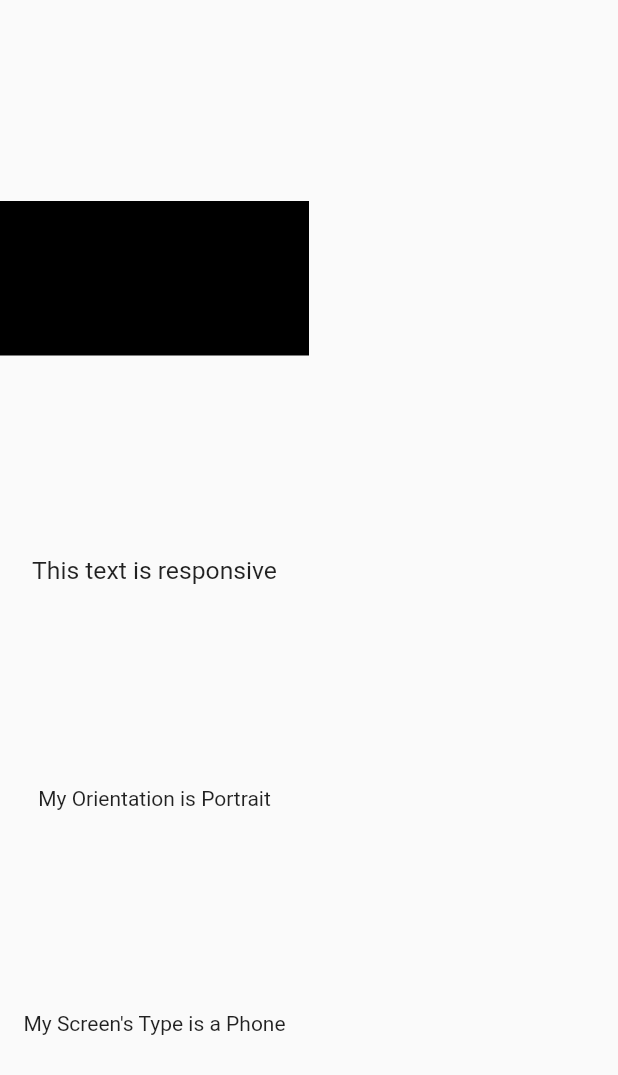
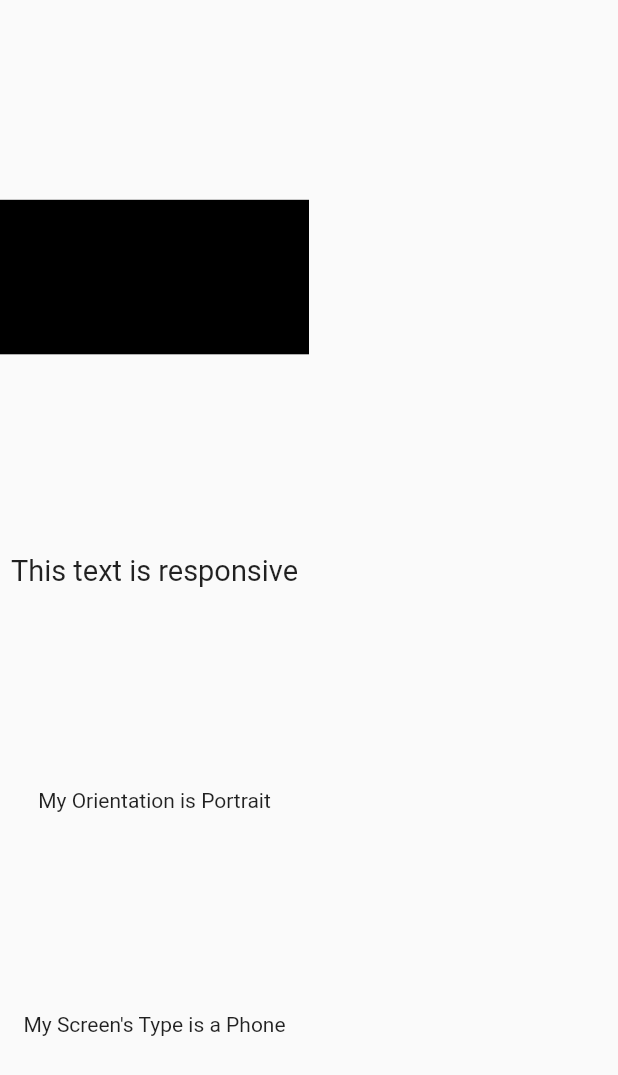
Before and after one commit to CoderUni/responsive_sizer, a Flutter app: the screen it shows after launch, on a phone screen of 412 x 824 dp. Shown: the top 1075 px of the screen. Run offline on Flutter 3.47's test engine with Material 2 defaults, Android fonts, the phone set to English and light mode, and no system bars.

Commit message:
refactor: improved sp implementation

```diff
--- a/example/lib/main.dart
+++ b/example/lib/main.dart
@@ -36,7 +36,7 @@ class Home extends StatelessWidget {
           ),
           Text(
             "This text is responsive",
-            style: TextStyle(fontSize: 12.sp), // or Adaptive.sp(12)
+            style: TextStyle(fontSize: 18.sp), // or Adaptive.sp(12)
           ),
           Device.orientation == Orientation.portrait
               ? Text("My Orientation is Portrait")
--- a/lib/src/extension.dart
+++ b/lib/src/extension.dart
@@ -12,5 +12,6 @@ extension DeviceExt on num {
   double get w => this * Device.width / 100;
 
   /// Calculates the sp (Scalable Pixel) depending on the device's pixel density
-  double get sp => this * Device.width / Device.pixelDensity / 100;
+  double get sp =>
+      this * (((h + w) + (Device.pixelRatio * Device.aspectRatio)) / 2.08) / 100;
 }
--- a/lib/src/helper.dart
+++ b/lib/src/helper.dart
@@ -29,14 +29,14 @@ class Device {
   /// Device's Width
   static late double width;
 
+  /// Device's Aspect Ratio
+  static double get aspectRatio {
+    return WidgetsBinding.instance?.window.physicalSize.aspectRatio ?? 1;
+  }
+
   /// Devices' Pixel Ratio
   static double get pixelRatio {
     return WidgetsBinding.instance?.window.devicePixelRatio ?? 1;
-  }
-
-  /// Device's Pixel Density
-  static double get pixelDensity {
-    return pixelRatio * (width > height ? width / height : height / width);
   }
 
   /// Sets the Screen's size and Device's `Orientation`,
--- a/pubspec.yaml
+++ b/pubspec.yaml
@@ -1,6 +1,6 @@
 name: responsive_sizer
 description: Responsive Sizer helps implement a reponsive layout by providing helper widgets and extensions.
-version: 3.0.3
+version: 3.0.4
 homepage: https://github.com/CoderUni/responsive_sizer/
 
 
```
Also changed, not shown: example/pubspec.lock, 2 other files.
